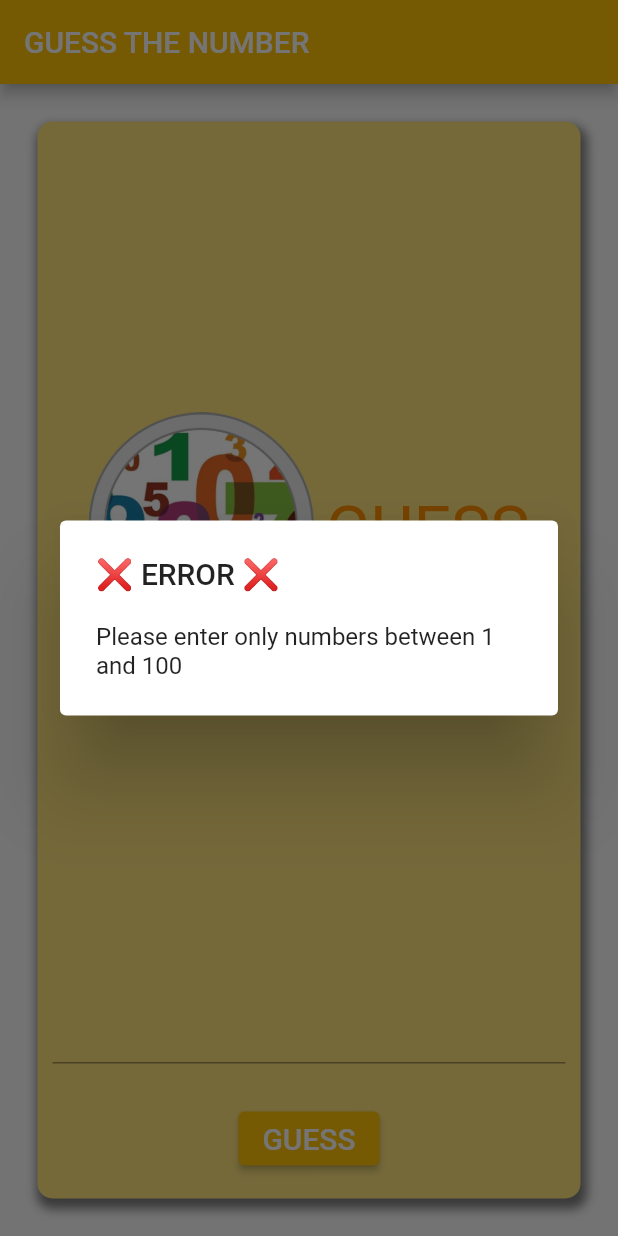
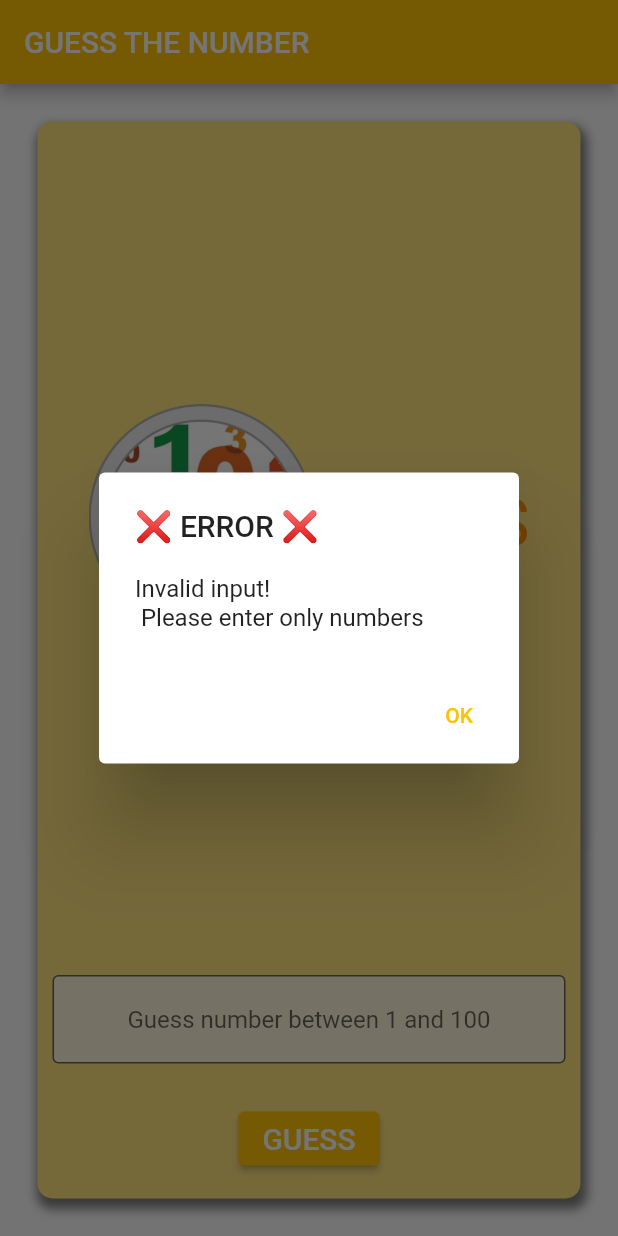
Before and after one commit to KKframe/ex5_guess_number_ui, a Flutter app: the screen it shows after launch, after a tap on "GUESS", on a phone screen of 412 x 824 dp. Run offline on Flutter 3.47's test engine with Material 2 defaults, Android fonts, the phone set to English and light mode, and no system bars.

Commit message:
Initial commit

```diff
--- a/lib/main.dart
+++ b/lib/main.dart
@@ -110,6 +110,12 @@ class HomePage extends StatelessWidget {
                   child: TextField(
                     textAlign: TextAlign.center,
                     controller: _controller,
+                    decoration: InputDecoration(
+                      filled: true,
+                      fillColor: Colors.white.withOpacity(0.7),
+                      border: OutlineInputBorder(),
+                      hintText: 'Guess number between 1 and 100',
+                    ),
 
                   ),
                 ),
@@ -129,9 +135,9 @@ class HomePage extends StatelessWidget {
                       if (guess != null) {
                         var result = game.doGuess(guess);
                         if (result == 1) {
-                          txt = '$guess TOO HIGH 🔼 Try again. ';
+                          txt = '$guess is TOO HIGH 🔼 Try again. ';
                         }else if(result == -1) {
-                          txt = '$guess TOO LOW 🔽 Try again. ';
+                          txt = '$guess is TOO LOW 🔽 Try again. ';
                         }else if (result == 0) {
                           txt = 'Very good 👏 👏 \n $guess is CORRECT  ❤ , total guesses: ' +
                       (game.guessCount).toString();
@@ -141,13 +147,29 @@ class HomePage extends StatelessWidget {
                           return AlertDialog(
                             title: Text('RESULT'),
                             content:Text(txt),
+                            actions: [
+                              TextButton(
+                                onPressed: () {
+                                  Navigator.of(context).pop();
+                                },
+                                child: Text('OK'),
+                              ),
+                            ],
                           );
                         });
                       }else{
                         showDialog(context: context, builder: (BuildContext context){
                           return AlertDialog(
                             title: Text('❌ ERROR ❌'),
-                            content:Text('Please enter only numbers between 1 and 100'),
+                            content:Text('Invalid input! \n Please enter only numbers '),
+                            actions: [
+                              TextButton(
+                                onPressed: () {
+                                  Navigator.of(context).pop();
+                                },
+                                child: Text('OK'),
+                              ),
+                            ],
                           );
                         });
                       }
```
